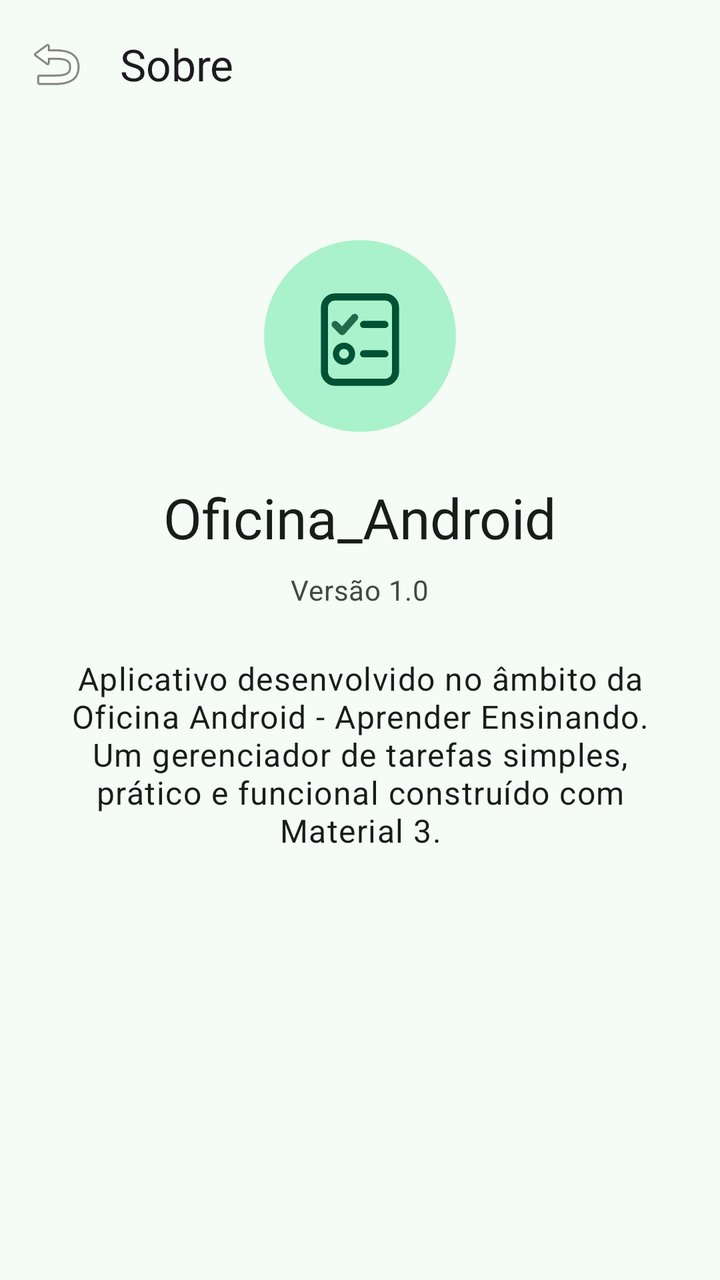
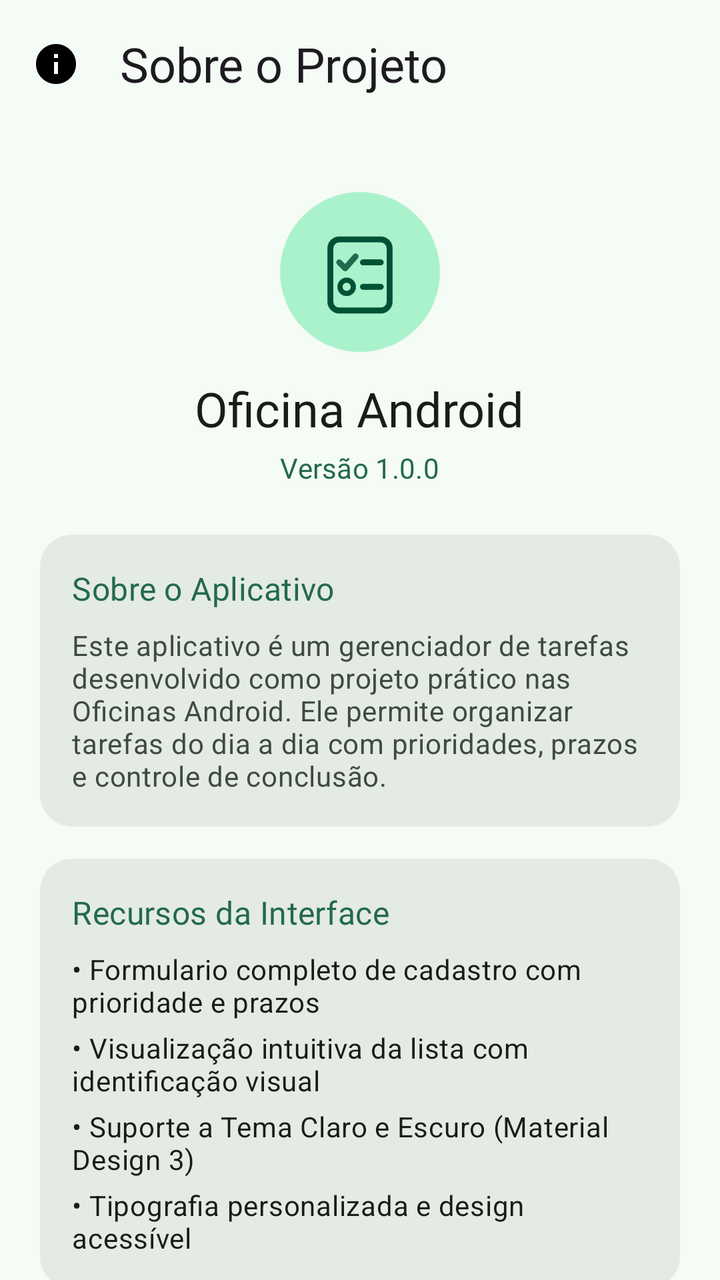

Compare the two renders of this Android layout. The source of the first and the diff that turns it into the second are given below.
<!-- AndroidManifest.xml: application theme Theme.Oficina_Android -->
<!-- res/layout/activity_about.xml -->
<?xml version="1.0" encoding="utf-8"?>
<androidx.coordinatorlayout.widget.CoordinatorLayout xmlns:android="http://schemas.android.com/apk/res/android"
    xmlns:app="http://schemas.android.com/apk/res-auto"
    xmlns:tools="http://schemas.android.com/tools"
    android:layout_width="match_parent"
    android:layout_height="match_parent"
    tools:context=".AboutActivity">

    <com.google.android.material.appbar.AppBarLayout
        android:layout_width="match_parent"
        android:layout_height="wrap_content">

        <com.google.android.material.appbar.MaterialToolbar
            android:id="@+id/topAppBar"
            android:layout_width="match_parent"
            android:layout_height="?attr/actionBarSize"
            app:title="@string/nav_about"
            app:navigationIcon="@android:drawable/ic_menu_revert" />

    </com.google.android.material.appbar.AppBarLayout>

    <LinearLayout
        android:layout_width="match_parent"
        android:layout_height="match_parent"
        android:orientation="vertical"
        android:padding="24dp"
        android:gravity="center_horizontal"
        app:layout_behavior="@string/appbar_scrolling_view_behavior">

        <ImageView
            android:layout_width="96dp"
            android:layout_height="96dp"
            android:layout_marginTop="32dp"
            android:layout_marginBottom="24dp"
            android:contentDescription="@null"
            android:src="@drawable/ilustracao_boas_vindas" />

        <TextView
            android:layout_width="wrap_content"
            android:layout_height="wrap_content"
            android:text="@string/app_name"
            android:textAppearance="?attr/textAppearanceHeadlineMedium"
            android:textColor="?attr/colorOnSurface" />

        <TextView
            android:layout_width="wrap_content"
            android:layout_height="wrap_content"
            android:layout_marginTop="8dp"
            android:text="@string/about_version"
            android:textAppearance="?attr/textAppearanceBodyMedium"
            android:textColor="?attr/colorOnSurfaceVariant" />

        <TextView
            android:layout_width="match_parent"
            android:layout_height="wrap_content"
            android:layout_marginTop="24dp"
            android:text="@string/about_description"
            android:textAlignment="center"
            android:textAppearance="?attr/textAppearanceBodyLarge"
            android:textColor="?attr/colorOnSurface" />

    </LinearLayout>

</androidx.coordinatorlayout.widget.CoordinatorLayout>
<!-- resources referenced by this layout -->
<resources>
  <string name="about_description">Aplicativo desenvolvido no âmbito da Oficina Android - Aprender Ensinando. Um gerenciador de tarefas simples, prático e funcional construído com Material 3.</string>
  <string name="about_version">Versão 1.0</string>
  <string name="app_name">Oficina_Android</string>
  <string name="nav_about">Sobre</string>
  <color name="md_theme_light_primary">#226A4C</color>
  <color name="md_theme_light_on_primary">#FFFFFF</color>
  <color name="md_theme_light_primary_container">#AAF2CB</color>
  <color name="md_theme_light_on_primary_container">#005236</color>
  <color name="md_theme_light_secondary">#4D6357</color>
  <color name="md_theme_light_on_secondary">#FFFFFF</color>
  <color name="md_theme_light_secondary_container">#D0E8D8</color>
  <color name="md_theme_light_on_secondary_container">#364B3F</color>
  <color name="md_theme_light_tertiary">#3D6473</color>
  <color name="md_theme_light_on_tertiary">#FFFFFF</color>
  <color name="md_theme_light_tertiary_container">#C0E9FA</color>
  <color name="md_theme_light_on_tertiary_container">#244C5A</color>
  <color name="md_theme_light_error">#BA1A1A</color>
  <color name="md_theme_light_on_error">#FFFFFF</color>
  <color name="md_theme_light_error_container">#FFDAD6</color>
  <color name="md_theme_light_on_error_container">#93000A</color>
  <color name="md_theme_light_background">#F5FBF5</color>
  <color name="md_theme_light_on_background">#171D19</color>
  <color name="md_theme_light_surface">#F5FBF5</color>
  <color name="md_theme_light_on_surface">#171D19</color>
  <color name="md_theme_light_surface_variant">#DCE5DD</color>
  <color name="md_theme_light_on_surface_variant">#404943</color>
  <color name="md_theme_light_outline">#707973</color>
  <color name="md_theme_light_outline_variant">#C0C9C1</color>
  <color name="md_theme_light_surface_container_lowest">#FFFFFF</color>
  <color name="md_theme_light_surface_container_low">#F0F5EF</color>
  <color name="md_theme_light_surface_container">#EAEFE9</color>
  <color name="md_theme_light_surface_container_high">#E4EAE4</color>
  <color name="md_theme_light_surface_container_highest">#DEE4DE</color>
  <color name="md_theme_light_inverse_surface">#2C322E</color>
  <color name="md_theme_light_inverse_on_surface">#EDF2EC</color>
  <color name="md_theme_light_inverse_primary">#8ED5B0</color>
  <!-- unchanged entries left out for length: 7 -->
</resources>

<!-- the commit's change to res/layout/activity_about.xml (unified diff, before → after) -->
@@ -2,63 +2,194 @@
 <androidx.coordinatorlayout.widget.CoordinatorLayout xmlns:android="http://schemas.android.com/apk/res/android"
     xmlns:app="http://schemas.android.com/apk/res-auto"
     xmlns:tools="http://schemas.android.com/tools"
+    android:id="@+id/mainAbout"
     android:layout_width="match_parent"
     android:layout_height="match_parent"
     tools:context=".AboutActivity">
 
     <com.google.android.material.appbar.AppBarLayout
         android:layout_width="match_parent"
-        android:layout_height="wrap_content">
+        android:layout_height="wrap_content"
+        android:background="?attr/colorSurface">
 
         <com.google.android.material.appbar.MaterialToolbar
-            android:id="@+id/topAppBar"
+            android:id="@+id/toolbarAbout"
             android:layout_width="match_parent"
             android:layout_height="?attr/actionBarSize"
-            app:title="@string/nav_about"
-            app:navigationIcon="@android:drawable/ic_menu_revert" />
-
+            app:navigationIcon="@drawable/ic_info"
+            app:title="@string/title_about"
+            app:titleTextAppearance="?attr/textAppearanceHeadlineSmall" />
     </com.google.android.material.appbar.AppBarLayout>
 
-    <LinearLayout
+    <androidx.core.widget.NestedScrollView
         android:layout_width="match_parent"
         android:layout_height="match_parent"
-        android:orientation="vertical"
-        android:padding="24dp"
-        android:gravity="center_horizontal"
+        android:fillViewport="true"
         app:layout_behavior="@string/appbar_scrolling_view_behavior">
 
-        <ImageView
-            android:layout_width="96dp"
-            android:layout_height="96dp"
-            android:layout_marginTop="32dp"
-            android:layout_marginBottom="24dp"
-            android:contentDescription="@null"
-            android:src="@drawable/ilustracao_boas_vindas" />
-
-        <TextView
-            android:layout_width="wrap_content"
-            android:layout_height="wrap_content"
-            android:text="@string/app_name"
-            android:textAppearance="?attr/textAppearanceHeadlineMedium"
-            android:textColor="?attr/colorOnSurface" />
-
-        <TextView
-            android:layout_width="wrap_content"
-            android:layout_height="wrap_content"
-            android:layout_marginTop="8dp"
-            android:text="@string/about_version"
-            android:textAppearance="?attr/textAppearanceBodyMedium"
-            android:textColor="?attr/colorOnSurfaceVariant" />
-
-        <TextView
+        <LinearLayout
             android:layout_width="match_parent"
             android:layout_height="wrap_content"
-            android:layout_marginTop="24dp"
-            android:text="@string/about_description"
-            android:textAlignment="center"
-            android:textAppearance="?attr/textAppearanceBodyLarge"
-            android:textColor="?attr/colorOnSurface" />
+            android:orientation="vertical"
+            android:padding="20dp">
 
-    </LinearLayout>
+            
+            <ImageView
+                android:layout_width="80dp"
+                android:layout_height="80dp"
+                android:layout_gravity="center_horizontal"
+                android:layout_marginTop="12dp"
+                android:contentDescription="@null"
+                android:src="@drawable/ilustracao_boas_vindas" />
+
+            <TextView
+                android:layout_width="wrap_content"
+                android:layout_height="wrap_content"
+                android:layout_gravity="center_horizontal"
+                android:layout_marginTop="12dp"
+                android:text="@string/app_name"
+                android:textAppearance="?attr/textAppearanceHeadlineSmall"
+                android:textColor="?attr/colorOnSurface" />
+
+            <TextView
+                android:layout_width="wrap_content"
+                android:layout_height="wrap_content"
+                android:layout_gravity="center_horizontal"
+                android:layout_marginTop="4dp"
+                android:text="@string/about_version"
+                android:textAppearance="?attr/textAppearanceLabelLarge"
+                android:textColor="?attr/colorPrimary" />
+
+            
+            <com.google.android.material.card.MaterialCardView
+                style="@style/Widget.Material3.CardView.Filled"
+                android:layout_width="match_parent"
+                android:layout_height="wrap_content"
+                android:layout_marginTop="24dp"
+                app:cardCornerRadius="16dp"
+                app:cardBackgroundColor="?attr/colorSurfaceContainerHigh">
+
+                <LinearLayout
+                    android:layout_width="match_parent"
+                    android:layout_height="wrap_content"
+                    android:orientation="vertical"
+                    android:padding="16dp">
+
+                    <TextView
+                        android:layout_width="wrap_content"
+                        android:layout_height="wrap_content"
+                        android:text="@string/about_section_description"
+                        android:textAppearance="?attr/textAppearanceTitleMedium"
+                        android:textColor="?attr/colorPrimary" />
+
+                    <TextView
+                        android:layout_width="wrap_content"
+                        android:layout_height="wrap_content"
+                        android:layout_marginTop="8dp"
+                        android:text="@string/about_app_description"
+                        android:textAppearance="?attr/textAppearanceBodyMedium"
+                        android:textColor="?attr/colorOnSurfaceVariant" />
+                </LinearLayout>
+            </com.google.android.material.card.MaterialCardView>
+
+            
+            <com.google.android.material.card.MaterialCardView
+                style="@style/Widget.Material3.CardView.Filled"
+                android:layout_width="match_parent"
+                android:layout_height="wrap_content"
+                android:layout_marginTop="16dp"
+                app:cardCornerRadius="16dp"
+                app:cardBackgroundColor="?attr/colorSurfaceContainerHigh">
+
+                <LinearLayout
+                    android:layout_width="match_parent"
+                    android:layout_height="wrap_content"
+                    android:orientation="vertical"
+                    android:padding="16dp">
+
+                    <TextView
+                        android:layout_width="wrap_content"
+                        android:layout_height="wrap_content"
+                        android:text="@string/about_section_features"
+                        android:textAppearance="?attr/textAppearanceTitleMedium"
+                        android:textColor="?attr/colorPrimary" />
+
+                    <TextView
+                        android:layout_width="wrap_content"
+                        android:layout_height="wrap_content"
+                        android:layout_marginTop="8dp"
+                        android:text="@string/about_feature_1"
+                        android:textAppearance="?attr/textAppearanceBodyMedium"
+                        android:textColor="?attr/colorOnSurface" />
+
+                    <TextView
+                        android:layout_width="wrap_content"
+                        android:layout_height="wrap_content"
+                        android:layout_marginTop="4dp"
+                        android:text="@string/about_feature_2"
+                        android:textAppearance="?attr/textAppearanceBodyMedium"
+                        android:textColor="?attr/colorOnSurface" />
+
+                    <TextView
+                        android:layout_width="wrap_content"
+                        android:layout_height="wrap_content"
+                        android:layout_marginTop="4dp"
+                        android:text="@string/about_feature_3"
+                        android:textAppearance="?attr/textAppearanceBodyMedium"
+                        android:textColor="?attr/colorOnSurface" />
+
+                    <TextView
+                        android:layout_width="wrap_content"
+                        android:layout_height="wrap_content"
+                        android:layout_marginTop="4dp"
+                        android:text="@string/about_feature_4"
+                        android:textAppearance="?attr/textAppearanceBodyMedium"
+                        android:textColor="?attr/colorOnSurface" />
+                </LinearLayout>
+            </com.google.android.material.card.MaterialCardView>
+
+            
+            <com.google.android.material.card.MaterialCardView
+                style="@style/Widget.Material3.CardView.Filled"
+                android:layout_width="match_parent"
+                android:layout_height="wrap_content"
+                android:layout_marginTop="16dp"
+                app:cardCornerRadius="16dp"
+                app:cardBackgroundColor="?attr/colorSurfaceContainerHigh">
+
+                <LinearLayout
+                    android:layout_width="match_parent"
+                    android:layout_height="wrap_content"
+                    android:orientation="vertical"
+                    android:padding="16dp">
+
+                    <TextView
+                        android:layout_width="wrap_content"
+                        android:layout_height="wrap_content"
+                        android:text="@string/about_section_team"
+                        android:textAppearance="?attr/textAppearanceTitleMedium"
+                        android:textColor="?attr/colorPrimary" />
+
+                    <TextView
+                        android:layout_width="wrap_content"
+                        android:layout_height="wrap_content"
+                        android:layout_marginTop="8dp"
+                        android:text="@string/about_team_description"
+                        android:textAppearance="?attr/textAppearanceBodyMedium"
+                        android:textColor="?attr/colorOnSurfaceVariant" />
+                </LinearLayout>
+            </com.google.android.material.card.MaterialCardView>
+
+            
+            <Button
+                android:id="@+id/btnBack"
+                style="@style/Widget.Oficina_Android.Botao"
+                android:layout_width="match_parent"
+                android:layout_height="wrap_content"
+                android:layout_marginTop="28dp"
+                android:text="@string/btn_cancel" />
+
+        </LinearLayout>
+    </androidx.core.widget.NestedScrollView>
 
 </androidx.coordinatorlayout.widget.CoordinatorLayout>
<!-- resource entries referenced after the edit -->
@@ -1,9 +1,35 @@
 <!-- resources referenced by this layout -->
 <resources>
-  <string name="about_description">Aplicativo desenvolvido no âmbito da Oficina Android - Aprender Ensinando. Um gerenciador de tarefas simples, prático e funcional construído com Material 3.</string>
-  <string name="about_version">Versão 1.0</string>
-  <string name="app_name">Oficina_Android</string>
-  <string name="nav_about">Sobre</string>
+  <!-- drawable ic_info (drawable) -->
+  <vector xmlns:android="http://schemas.android.com/apk/res/android"
+      android:width="24dp"
+      android:height="24dp"
+      android:viewportWidth="24"
+      android:viewportHeight="24">
+      <path
+          android:fillColor="#FF000000"
+          android:pathData="M12,2C6.48,2 2,6.48 2,12s4.48,10 10,10 10,-4.48 10,-10S17.52,2 12,2zm1,15h-2v-6h2v6zm0,-8h-2V7h2v2z" />
+  </vector>
+  <string name="about_app_description">Este aplicativo é um gerenciador de tarefas desenvolvido como projeto prático nas Oficinas Android. Ele permite organizar tarefas do dia a dia com prioridades, prazos e controle de conclusão.</string>
+  <string name="about_feature_1">• Formulario completo de cadastro com prioridade e prazos</string>
+  <string name="about_feature_2">• Visualização intuitiva da lista com identificação visual</string>
+  <string name="about_feature_3">• Suporte a Tema Claro e Escuro (Material Design 3)</string>
+  <string name="about_feature_4">• Tipografia personalizada e design acessível</string>
+  <string name="about_section_description">Sobre o Aplicativo</string>
+  <string name="about_section_features">Recursos da Interface</string>
+  <string name="about_section_team">Projeto &amp; Equipe</string>
+  <string name="about_team_description">Projeto desenvolvido colaborativamente pelas equipes das Oficinas Android: Aprender Ensinando.</string>
+  <string name="about_version">Versão 1.0.0</string>
+  <string name="app_name">Oficina Android</string>
+  <string name="btn_cancel">Cancelar</string>
+  <string name="title_about">Sobre o Projeto</string>
+  <style name="Widget.Oficina_Android.Botao" parent="Widget.Material3.Button">
+          <item name="android:minHeight">56dp</item>
+          <item name="cornerRadius">16dp</item>
+          <item name="android:paddingStart">24dp</item>
+          <item name="android:paddingEnd">24dp</item>
+          <item name="android:textAppearance">@style/TextAppearance.Oficina_Android.Rotulo</item>
+      </style>
   <color name="md_theme_light_primary">#226A4C</color>
   <color name="md_theme_light_on_primary">#FFFFFF</color>
   <color name="md_theme_light_primary_container">#AAF2CB</color>
